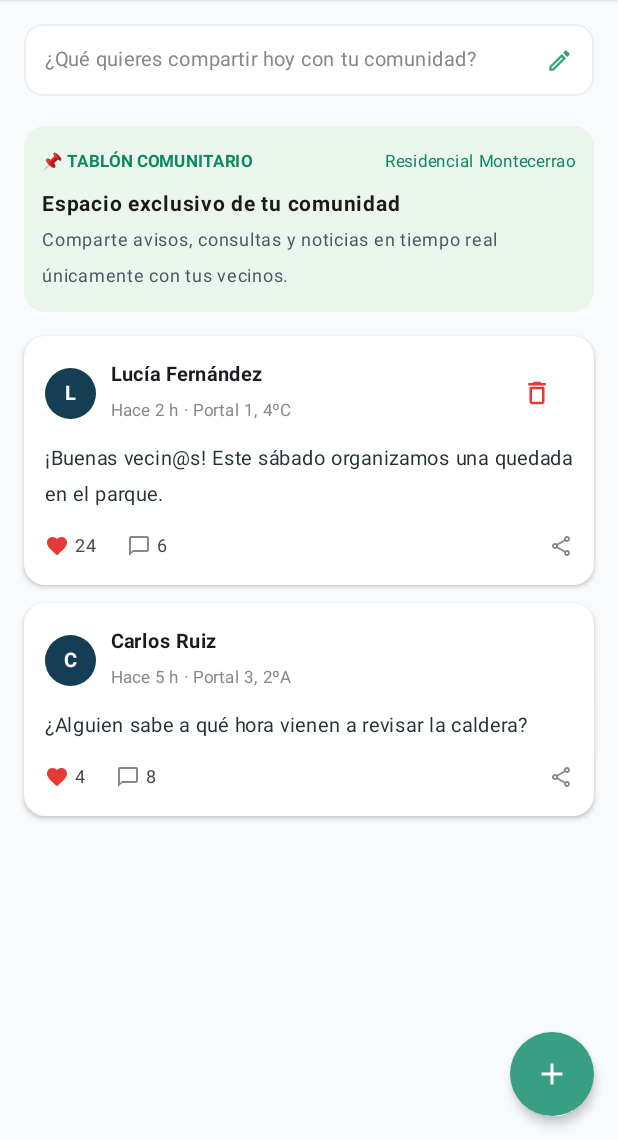
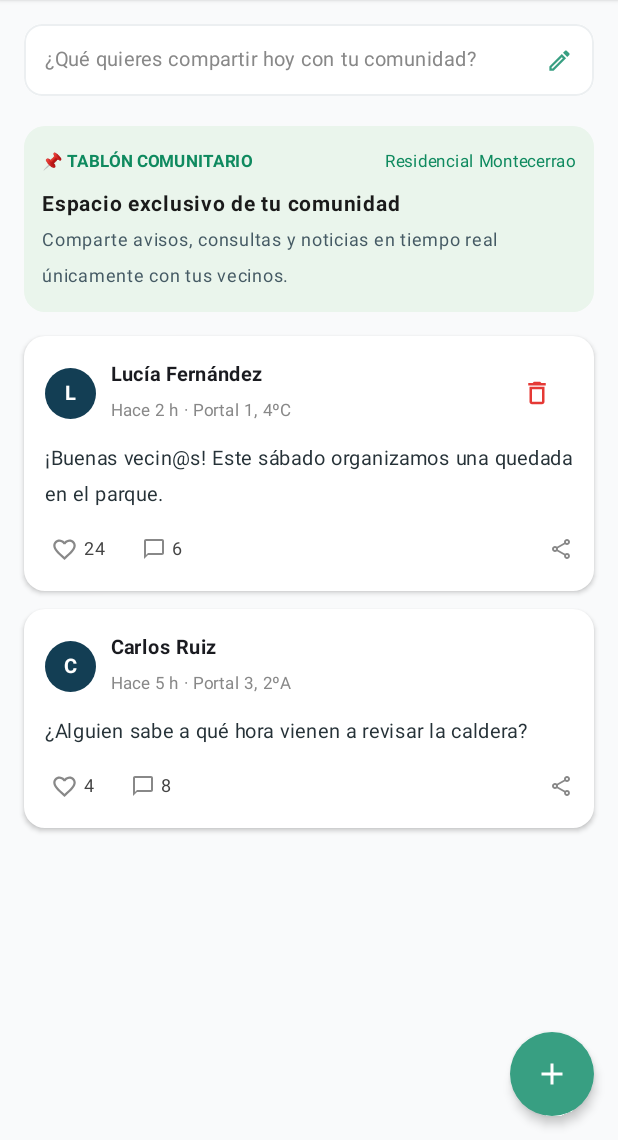
Before and after one commit to EloyRsua/RadioPatio, an Android app built with Jetpack Compose: the @Preview function PaginaPrincipalPreview, on a phone screen of 412 x 824 dp, the part 96-1236 px from its top. Run offline under Robolectric (Android 15) with nearby library versions, the phone set to English and light mode, and no system bars; our stand-ins replace Firebase (no records; nobody signed in at launch, a user with empty details on screens opened directly), Room's generated code.

Commit message:
Añadida la funcionalidad de Me Gustas en la Publicación

```diff
--- a/app/src/main/java/com/example/radiopatio/data/PublicacionEntidad.kt
+++ b/app/src/main/java/com/example/radiopatio/data/PublicacionEntidad.kt
@@ -49,6 +49,9 @@ data class PublicacionEntidad(
     @ColumnInfo(name = "me_gusta")
     val meGusta: Int,
 
+    @ColumnInfo(name = "likes_uids", defaultValue = "")
+    val likesUids: String = "",
+
     @ColumnInfo(name = "comentarios")
     val comentarios: Int,
 
--- a/app/src/main/java/com/example/radiopatio/publicacion/PaginaPrincipalPublicaciones.kt
+++ b/app/src/main/java/com/example/radiopatio/publicacion/PaginaPrincipalPublicaciones.kt
@@ -93,7 +93,8 @@ fun PaginaPrincipal(
         onIrAComunidad = onIrAComunidad,
         onIrANotificaciones = onIrANotificaciones,
         notificacionesNoLeidas = notificacionesNoLeidas,
-        onEliminarPublicacion = viewModel::eliminarPublicacion
+        onEliminarPublicacion = viewModel::eliminarPublicacion,
+        onToggleMeGusta = viewModel::toggleMeGusta
     )
 }
 
@@ -107,11 +108,15 @@ fun PaginaPrincipalContent(
     onIrAComunidad: () -> Unit = {},
     onIrANotificaciones: () -> Unit = {},
     notificacionesNoLeidas: Int = 0,
-    onEliminarPublicacion: (PublicacionEntidad) -> Unit = {}
+    onEliminarPublicacion: (PublicacionEntidad) -> Unit = {},
+    onToggleMeGusta: (PublicacionEntidad) -> Unit = {}
 ) {
     var mostrarBuscador by remember { mutableStateOf(false) }
-    var publicacionSeleccionada by remember { mutableStateOf<PublicacionEntidad?>(null) }
 
+    var publicacionSeleccionadaId by remember { mutableStateOf<String?>(null) }
+    val publicacionSeleccionada = uiState.publicacionesFiltradas.find {
+        it.firestoreId.ifBlank { "local-${it.id}" } == publicacionSeleccionadaId
+    }
     val publicacionesVisibles = uiState.publicacionesFiltradas
     val uidActual = uiState.usuarioActual?.uid.orEmpty()
     val nombreUsuarioActual = uiState.usuarioActual?.nombre.orEmpty()
@@ -257,6 +262,8 @@ fun PaginaPrincipalContent(
                                         .fillMaxWidth()
                                         .padding(horizontal = 16.dp)
                                 ) {
+                                    val leGusta = uidActual.isNotBlank() && entidad.likesUids.split(",").contains(uidActual)
+
                                     TarjetaPublicacion(
                                         publicacion = Publicacion(
                                             autor = entidad.autor,
@@ -267,11 +274,15 @@ fun PaginaPrincipalContent(
                                             comentarios = entidad.comentarios
                                         ),
                                         esMiPublicacion = esMiPublicacion,
+                                        leGusta = leGusta, // <-- NUEVO
+                                        onMeGustaClick = {
+                                            onToggleMeGusta(entidad) // <-- NUEVO
+                                        },
                                         onEliminarClick = {
                                             onEliminarPublicacion(entidad)
                                         },
                                         modifier = Modifier.clickable {
-                                            publicacionSeleccionada = entidad
+                                            publicacionSeleccionadaId = entidad.firestoreId.ifBlank { "local-${entidad.id}" }
                                         }
                                     )
                                 }
@@ -286,8 +297,12 @@ fun PaginaPrincipalContent(
         publicacionSeleccionada?.let { entidad ->
             PublicacionDetalleDialog(
                 publicacion = entidad,
+                usuarioUidActual = uidActual, // <-- NUEVO
+                onMeGustaClick = {
+                    onToggleMeGusta(entidad) // <-- NUEVO
+                },
                 onDismiss = {
-                    publicacionSeleccionada = null
+                    publicacionSeleccionadaId = null
                 }
             )
         }
@@ -480,7 +495,7 @@ private fun SinComunidadTablonCard(
                 fontSize = 16.sp,
                 fontWeight = FontWeight.Bold,
                 color = Color(0xFF133E54),
-                textAlign = androidx.compose.ui.text.style.TextAlign.Center
+                textAlign = TextAlign.Center
             )
             Spacer(modifier = Modifier.height(6.dp))
             Text(
--- a/app/src/main/java/com/example/radiopatio/publicacion/TarjetaPublicacion.kt
+++ b/app/src/main/java/com/example/radiopatio/publicacion/TarjetaPublicacion.kt
@@ -1,6 +1,7 @@
 package com.example.radiopatio.publicacion
 
 import androidx.compose.foundation.background
+import androidx.compose.foundation.clickable
 import androidx.compose.foundation.layout.*
 import androidx.compose.foundation.shape.CircleShape
 import androidx.compose.foundation.shape.RoundedCornerShape
@@ -8,6 +9,7 @@ import androidx.compose.material.icons.Icons
 import androidx.compose.material.icons.filled.Favorite
 import androidx.compose.material.icons.outlined.ChatBubbleOutline
 import androidx.compose.material.icons.outlined.Delete
+import androidx.compose.material.icons.outlined.FavoriteBorder
 import androidx.compose.material.icons.outlined.Share
 import androidx.compose.material3.*
 import androidx.compose.runtime.Composable
@@ -16,15 +18,15 @@ import androidx.compose.ui.Modifier
 import androidx.compose.ui.draw.clip
 import androidx.compose.ui.graphics.Color
 import androidx.compose.ui.text.font.FontWeight
-import androidx.compose.ui.tooling.preview.Preview
 import androidx.compose.ui.unit.dp
 import androidx.compose.ui.unit.sp
-import com.example.radiopatio.ui.theme.RadioPatioTheme
 
 @Composable
 fun TarjetaPublicacion(
     publicacion: Publicacion,
     esMiPublicacion: Boolean = false,
+    leGusta: Boolean =  false,
+    onMeGustaClick: () -> Unit = {},
     onEliminarClick: () -> Unit = {},
     modifier: Modifier = Modifier
 ) {
@@ -102,18 +104,25 @@ fun TarjetaPublicacion(
                 modifier = Modifier.fillMaxWidth(),
                 verticalAlignment = Alignment.CenterVertically
             ) {
-                Row(verticalAlignment = Alignment.CenterVertically) {
+                Row(
+                    verticalAlignment = Alignment.CenterVertically,
+                    modifier = Modifier
+                        .clip(RoundedCornerShape(8.dp))
+                        .clickable { onMeGustaClick() }
+                        .padding(horizontal = 4.dp, vertical = 2.dp)
+                ) {
                     Icon(
-                        imageVector = Icons.Filled.Favorite,
+                        imageVector = if (leGusta) Icons.Filled.Favorite else Icons.Outlined.FavoriteBorder,
                         contentDescription = "Me gusta",
-                        tint = Color(0xFFE53935),
-                        modifier = Modifier.size(16.dp)
+                        tint = if (leGusta) Color(0xFFE53935) else Color.Gray,
+                        modifier = Modifier.size(18.dp)
                     )
                     Spacer(modifier = Modifier.width(4.dp))
                     Text(
                         text = "${publicacion.meGusta}",
                         fontSize = 12.sp,
-                        color = Color.DarkGray
+                        color = if (leGusta) Color(0xFFE53935) else Color.DarkGray,
+                        fontWeight = if (leGusta) FontWeight.Bold else FontWeight.Normal
                     )
                 }
 
```
Also changed, not shown: app/src/main/java/com/example/radiopatio/publicacion/PublicacionDetalleDialog.kt (+12 -14 lines), app/src/main/java/com/example/radiopatio/publicacion/PublicacionRepository.kt (+52 -0 lines), app/src/main/java/com/example/radiopatio/publicacion/PublicacionViewModel.kt (+28 -0 lines).
